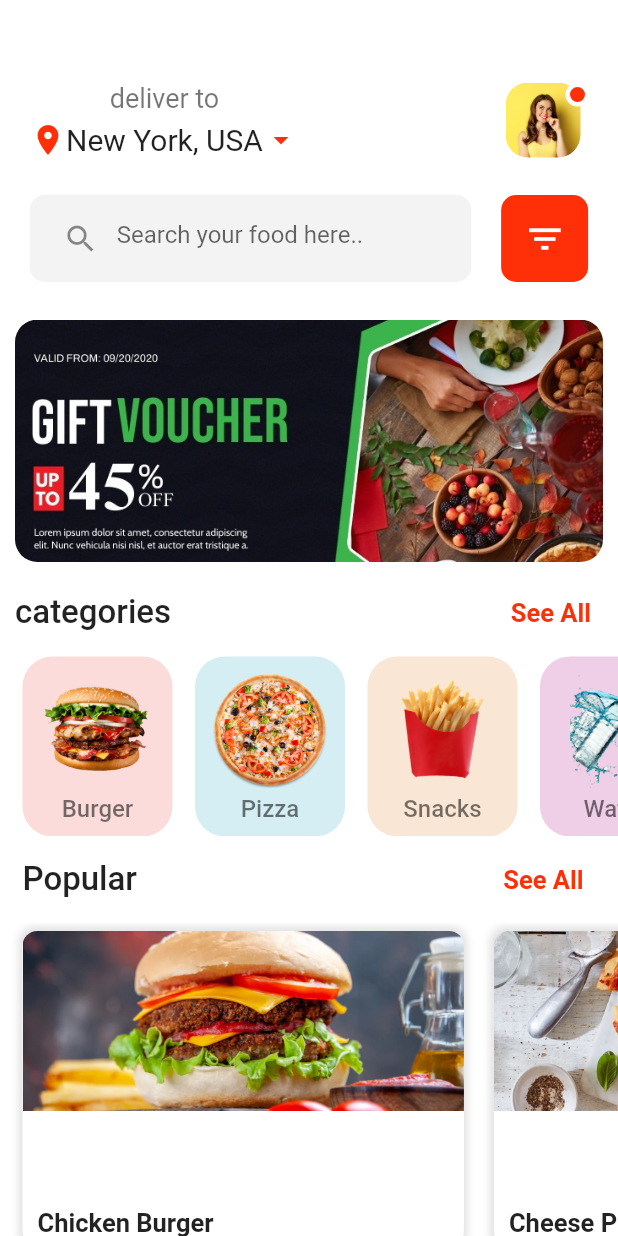
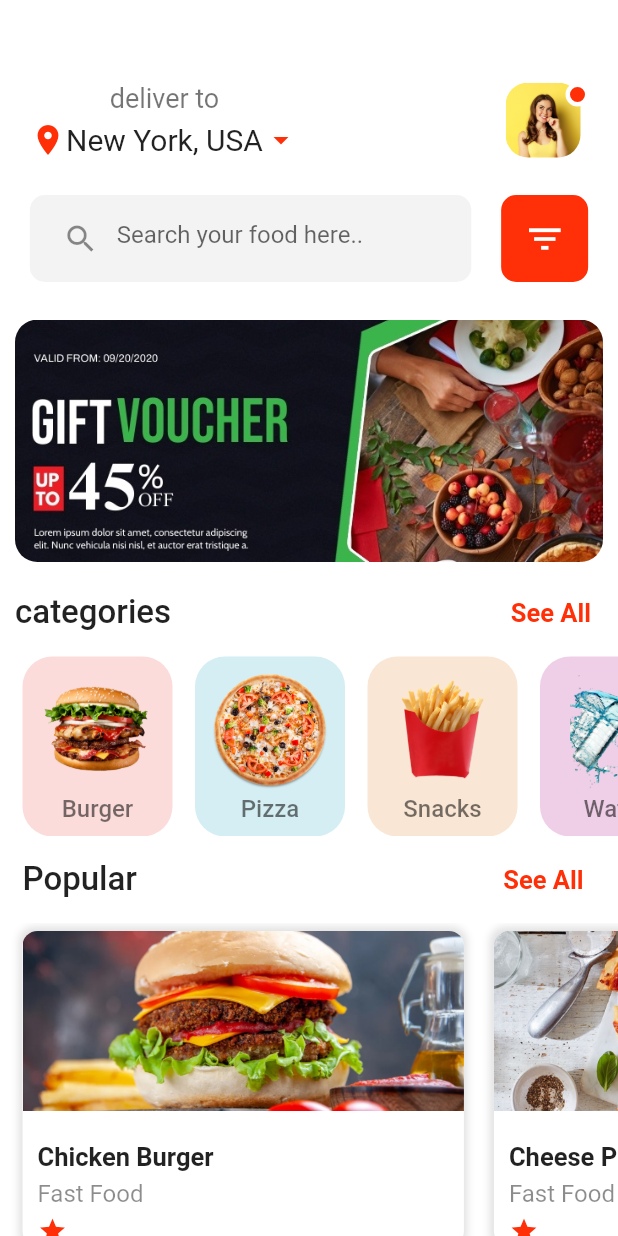
Before and after one commit to Farah-Torkhani/Food-Ordering-App, a Flutter app: the screen it shows after launch, after a tap on "Get started", on a phone screen of 412 x 824 dp. Run offline on Flutter 3.47's test engine with Material 2 defaults, Android fonts, the phone set to English and light mode, and no system bars.

Commit message:
final edits to home screen

```diff
--- a/lib/home_screen.dart
+++ b/lib/home_screen.dart
@@ -279,6 +279,23 @@ class HomeScreen extends StatelessWidget {
                                       ),
                                     ),
                                     SizedBox(height: 5),
+                                    Text(
+                                      "Fast Food",
+                                      style: TextStyle(
+                                        fontSize: 16,
+                                        color: Colors.black45,
+                                      ),
+                                    ),
+                                    SizedBox(height: 5),
+                                    Row(
+                                      children: [
+                                        Icon(
+                                          Icons.star,
+                                          color: Color(0XFFFF2F08),
+                                          size: 20,
+                                        ),
+                                      ],
+                                    )
                                   ],
                                 ),
                               ],
@@ -291,7 +308,7 @@ class HomeScreen extends StatelessWidget {
                 },
               ),
             ),
-            SizedBox(height: 50)
+
           ],
         ),
       ),
```
